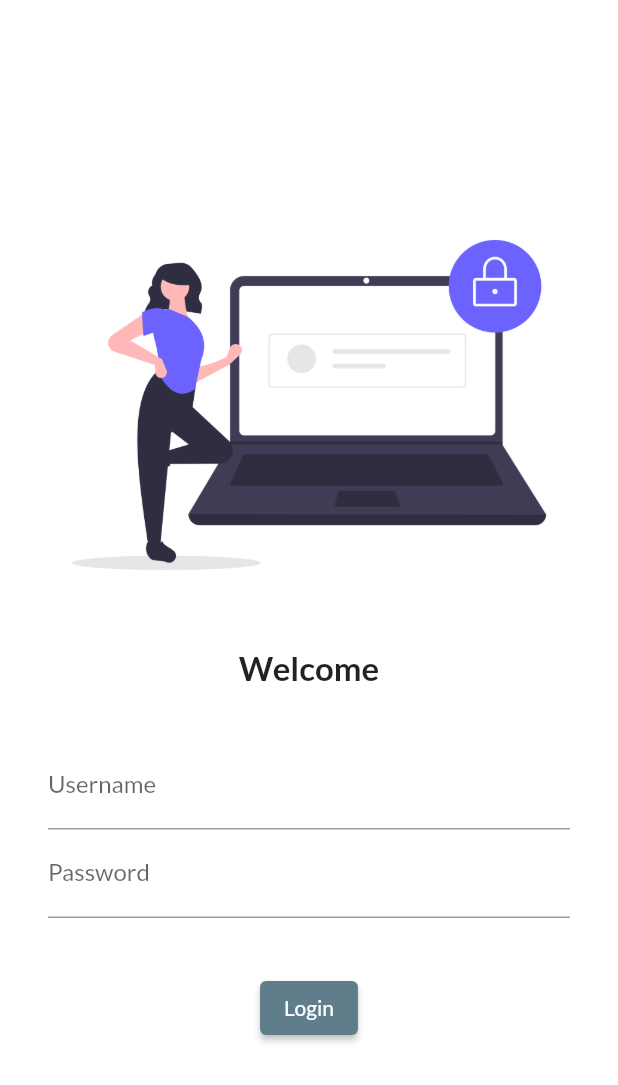
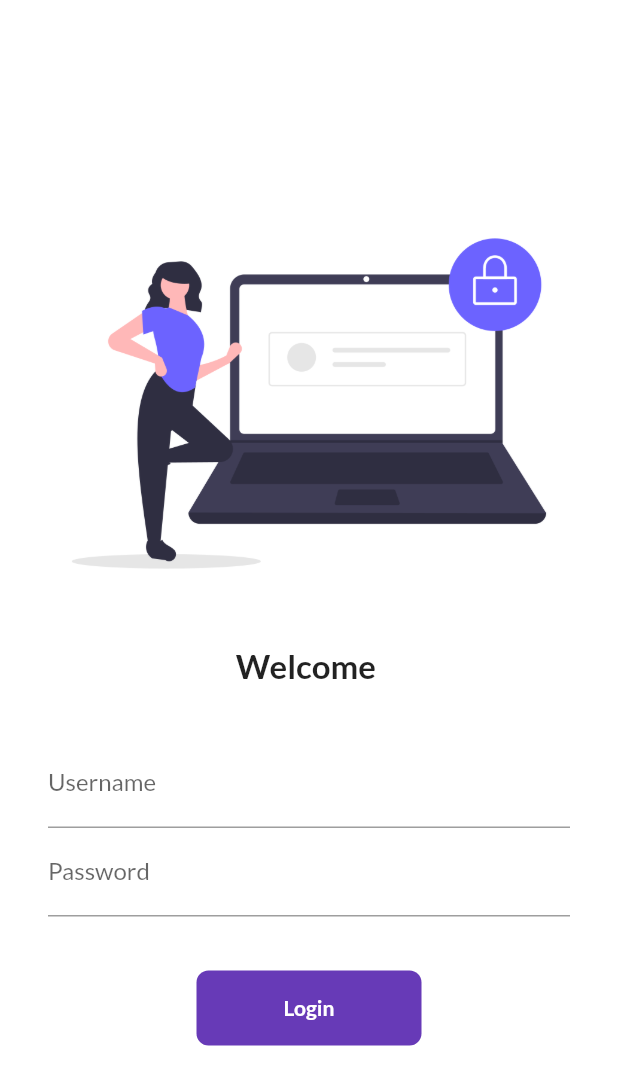
Before and after one commit to hariom2002/flutterBegins, a Flutter app: the screen it shows after launch, on a phone screen of 412 x 824 dp. Shown: the top 1085 px of the screen. Run offline on Flutter 3.47's test engine with Material 2 defaults, Android fonts, the phone set to English and light mode, and no system bars; our stand-ins replace google_fonts.

Commit message:
chapter_6 end

```diff
--- a/lib/pages/login_page.dart
+++ b/lib/pages/login_page.dart
@@ -1,7 +1,14 @@
 import 'package:flutter/material.dart';
 import 'package:flutter_calculator/utils/routs.dart';
 
-class LoginPage extends StatelessWidget {
+class LoginPage extends StatefulWidget {
+  @override
+  State<LoginPage> createState() => _LoginPageState();
+}
+
+class _LoginPageState extends State<LoginPage> {
+  String name = "";
+  bool changeButton = false;
   @override
   Widget build(BuildContext context) {
     return Material(
@@ -18,7 +25,7 @@ class LoginPage extends StatelessWidget {
               height: 20,
             ),
             Text(
-              "Welcome",
+              "Welcome $name",
               style: TextStyle(fontSize: 22, fontWeight: FontWeight.bold),
             ),
             SizedBox(
@@ -30,9 +37,12 @@ class LoginPage extends StatelessWidget {
                 child: Column(
                   children: [
                     TextFormField(
-                      decoration: InputDecoration(
-                          hintText: "Enter Username", labelText: "Username"),
-                    ),
+                        decoration: InputDecoration(
+                            hintText: "Enter Username", labelText: "Username"),
+                        onChanged: (value) {
+                          name = value;
+                          setState(() {});
+                        }),
                     TextFormField(
                       obscureText: true,
                       decoration: InputDecoration(
@@ -43,11 +53,38 @@ class LoginPage extends StatelessWidget {
             SizedBox(
               height: 20,
             ),
-            ElevatedButton(
-                onPressed: () {
-                  Navigator.pushNamed(context, MyRoutes.homeRoute);
-                },
-                child: Text("Login"))
+            InkWell(
+              onTap: () async {
+                setState(() {
+                  changeButton = true;
+                });
+                await Future.delayed(Duration(seconds: 1));
+                Navigator.pushNamed(context, MyRoutes.homeRoute);
+              },
+              child: AnimatedContainer(
+                duration: Duration(seconds: 1),
+                width: changeButton ? 50 : 150,
+                height: 50,
+                alignment: Alignment.center,
+                child: changeButton
+                    ? Icon(Icons.done, color: Colors.white)
+                    : Text(
+                        "Login",
+                        style: TextStyle(
+                          color: Colors.white,
+                          fontWeight: FontWeight.bold,
+                        ),
+                      ),
+                decoration: BoxDecoration(
+                    color: Colors.deepPurple,
+                    borderRadius: BorderRadius.circular(changeButton ? 15 : 8)),
+              ),
+            )
+            // ElevatedButton(
+            //     onPressed: () {
+            //       Navigator.pushNamed(context, MyRoutes.homeRoute);
+            //     },
+            //     child: Text("Login"))
           ],
         ),
       )),
```
